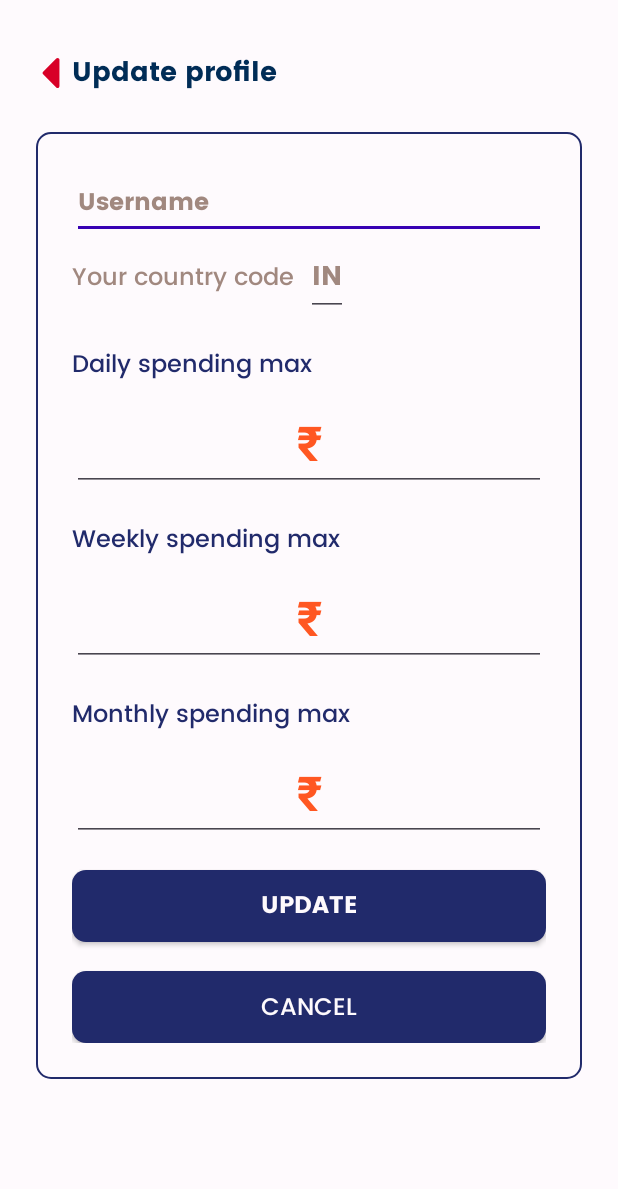
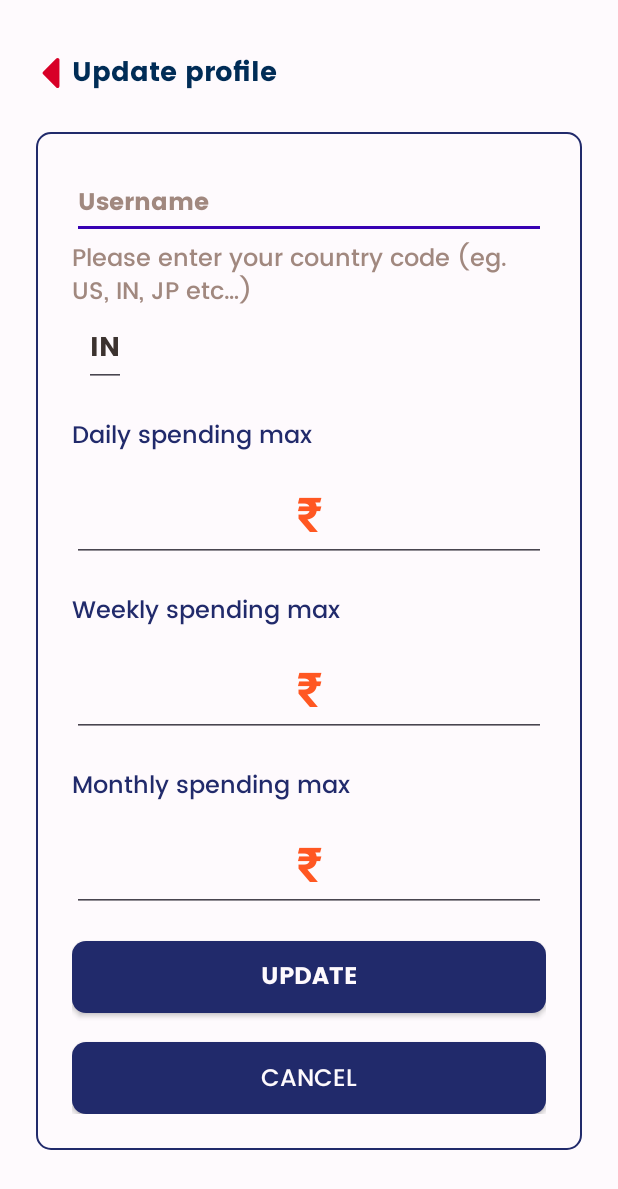
Before and after one commit to harshaltilay/ExpenseJournal, an Android app: the screen it shows after launch (MainActivity), on a phone screen of 412 x 824 dp. Shown: the top 1189 px of the screen. Run offline under Robolectric (Android 15) with nearby library versions, the light colour scheme and no system bars; our stand-ins replace Dagger/Hilt's generated code; 2 statements that could not run were skipped.

Commit message:
Some tweaking

```diff
--- a/app/src/main/res/layout/fragment_profile.xml
+++ b/app/src/main/res/layout/fragment_profile.xml
@@ -83,7 +83,7 @@
         <LinearLayout
             android:layout_width="match_parent"
             android:layout_height="wrap_content"
-            android:orientation="horizontal">
+            android:orientation="vertical">
 
             <TextView
                 android:layout_width="wrap_content"
@@ -111,7 +111,7 @@
                 android:maxLength="2"
                 android:textAllCaps="true"
                 android:textColor="@color/button_bg_blue"
-                android:textColorHint="#A1887F"
+                android:textColorHint="#3C322F"
                 android:textSize="18sp"
                 android:textStyle="normal"
                 tools:ignore="HardcodedText" />
--- a/app/src/main/res/values/strings.xml
+++ b/app/src/main/res/values/strings.xml
@@ -75,7 +75,7 @@
     <string name="amount">amount</string>
     <string name="profile">Profile</string>
     <string name="search_amp_history"><![CDATA[Search & History]]></string>
-    <string name="your_country_code">Your country code</string>
+    <string name="your_country_code">Please enter your country code (eg. US, IN, JP etc…)</string>
 
     <string name="error_invalid_username">Incorrect Username</string>
     <string name="error_invalid_amount">Invalid amount</string>
```
